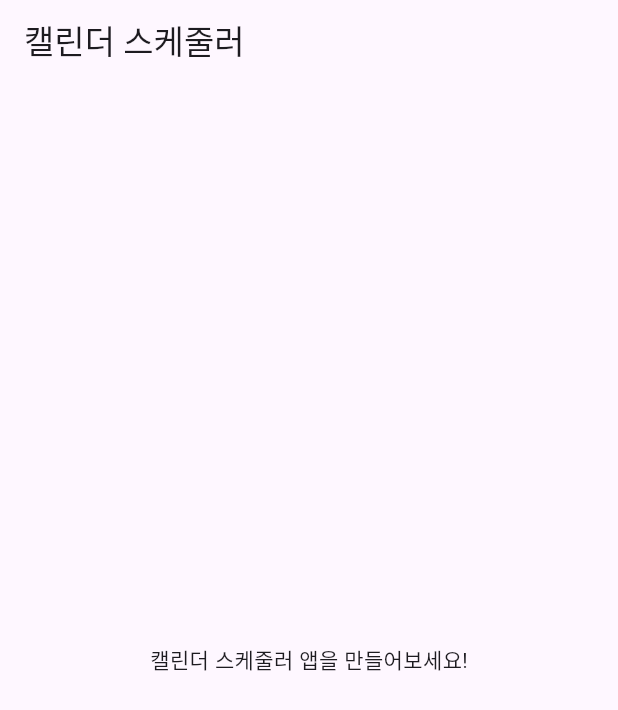
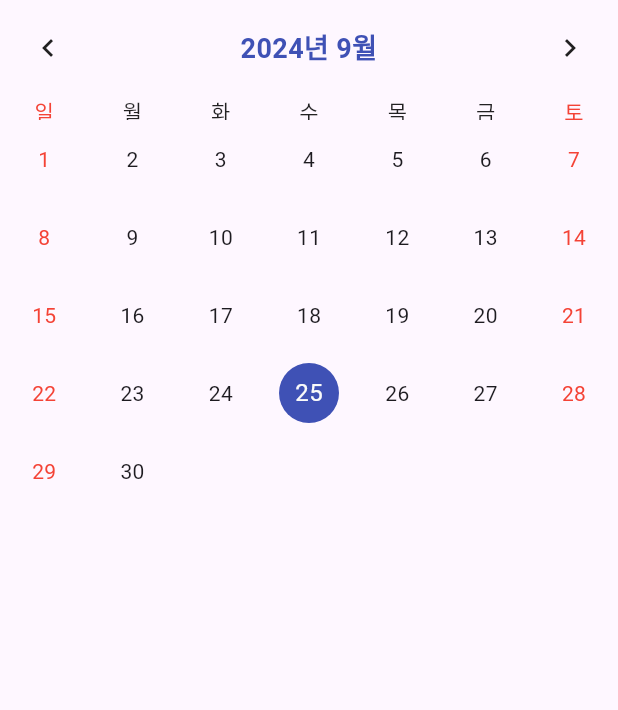
Before and after one commit to hanacody/calendar_scheduler, a Flutter app: the screen it shows after launch, on a phone screen of 412 x 824 dp. Shown: the top 710 px of the screen. Run offline on Flutter 3.47's test engine with Material 3 defaults, Android fonts, the phone set to English and light mode, and no system bars; drawn by our look-alikes of table_calendar.

Commit message:
캘린더 완료

```diff
--- /dev/null
+++ b/lib/component/calendar.dart
@@ -0,0 +1,57 @@
+import 'package:flutter/material.dart';
+import 'package:table_calendar/table_calendar.dart';
+
+class CustomTableCalendar extends StatelessWidget {
+  final DateTime selectedDay;
+  final DateTime focusedDay;
+  final Function(DateTime, DateTime) onDaySelected;
+
+  const CustomTableCalendar({
+    super.key,
+    required this.selectedDay,
+    required this.focusedDay,
+    required this.onDaySelected,
+  });
+
+  @override
+  Widget build(BuildContext context) {
+    return TableCalendar(
+      locale: 'ko_KR',
+      focusedDay: focusedDay,
+      firstDay: DateTime(1800),
+      lastDay: DateTime(3000),
+      headerStyle: const HeaderStyle(
+        formatButtonVisible: false,
+        titleCentered: true,
+        titleTextStyle: TextStyle(
+          fontWeight: FontWeight.w700,
+          fontSize: 18.0,
+          color: Colors.indigo,
+        ),
+      ),
+      calendarStyle: CalendarStyle(
+        todayDecoration: BoxDecoration(
+          color: Colors.indigo.withOpacity(0.5),
+          shape: BoxShape.circle,
+        ),
+        selectedDecoration: const BoxDecoration(
+          color: Colors.indigo,
+          shape: BoxShape.circle,
+        ),
+        weekendTextStyle: const TextStyle(color: Colors.red),
+        outsideDaysVisible: false,
+      ),
+      daysOfWeekStyle: const DaysOfWeekStyle(
+        weekdayStyle: TextStyle(color: Colors.black87),
+        weekendStyle: TextStyle(color: Colors.red),
+      ),
+      onDaySelected: onDaySelected,
+      selectedDayPredicate: (date) {
+        return isSameDay(selectedDay, date);
+      },
+    );
+  }
+}
+
+// 주석: 이 컴포넌트는 HomeScreen에서 캘린더 부분만을 분리하여 재사용 가능한 위젯으로 만들었습니다.
+// 향후 개선 사항: 캘린더의 스타일을 더 쉽게 커스터마이징할 수 있도록 추가 매개변수를 도입할 수 있습니다.
--- a/lib/main.dart
+++ b/lib/main.dart
@@ -1,12 +1,17 @@
 import 'package:flutter/material.dart';
+import 'package:intl/date_symbol_data_local.dart';
+import 'package:calendar_scheduler/screen/home_screen.dart';
 
-void main() {
-  runApp(const MyApp());
+void main() async {
+  WidgetsFlutterBinding.ensureInitialized();
+
+  // 한국어 로케일로 초기화. 다른 언어를 사용하려면 해당 로케일 코드로 변경하세요.
+  await initializeDateFormatting('ko_KR', null);
+
+  runApp(MyApp());
 }
 
 class MyApp extends StatelessWidget {
-  const MyApp({super.key});
-
   @override
   Widget build(BuildContext context) {
     return MaterialApp(
@@ -14,30 +19,7 @@ class MyApp extends StatelessWidget {
       theme: ThemeData(
         primarySwatch: Colors.blue,
       ),
-      home: const MyHomePage(title: '캘린더 스케줄러'),
+      home: const HomeScreen(),
     );
   }
 }
-
-class MyHomePage extends StatefulWidget {
-  const MyHomePage({super.key, required this.title});
-
-  final String title;
-
-  @override
-  State<MyHomePage> createState() => _MyHomePageState();
-}
-
-class _MyHomePageState extends State<MyHomePage> {
-  @override
-  Widget build(BuildContext context) {
-    return Scaffold(
-      appBar: AppBar(
-        title: Text(widget.title),
-      ),
-      body: const Center(
-        child: Text('캘린더 스케줄러 앱을 만들어보세요!'),
-      ),
-    );
-  }
-}
--- /dev/null
+++ b/lib/screen/home_screen.dart
@@ -0,0 +1,40 @@
+import 'package:flutter/material.dart';
+import 'package:calendar_scheduler/component/calendar.dart';
+
+class HomeScreen extends StatefulWidget {
+  const HomeScreen({super.key});
+
+  @override
+  State<HomeScreen> createState() => _HomeScreenState();
+}
+
+class _HomeScreenState extends State<HomeScreen> {
+  DateTime selectedDay = DateTime(
+    DateTime.now().year,
+    DateTime.now().month,
+    DateTime.now().day,
+  );
+  DateTime focusedDay = DateTime.now();
+
+  @override
+  Widget build(BuildContext context) {
+    return Scaffold(
+      body: SafeArea(
+        child: Column(
+          children: [
+            CustomTableCalendar(
+              selectedDay: selectedDay,
+              focusedDay: focusedDay,
+              onDaySelected: (selectedDay, focusedDay) {
+                setState(() {
+                  this.selectedDay = selectedDay;
+                  this.focusedDay = focusedDay;
+                });
+              },
+            ),
+          ],
+        ),
+      ),
+    );
+  }
+}
--- a/pubspec.yaml
+++ b/pubspec.yaml
@@ -35,7 +35,7 @@ dependencies:
   # The following adds the Cupertino Icons font to your application.
   # Use with the CupertinoIcons class for iOS style icons.
   cupertino_icons: ^1.0.6
-  table_calendar: ^3.1.0
+  table_calendar: ^3.1.2
   intl: ^0.19.0
   drift: ^2.16.0
   sqlite3_flutter_libs: ^0.5.0
```
Also changed, not shown: 1 other file.
